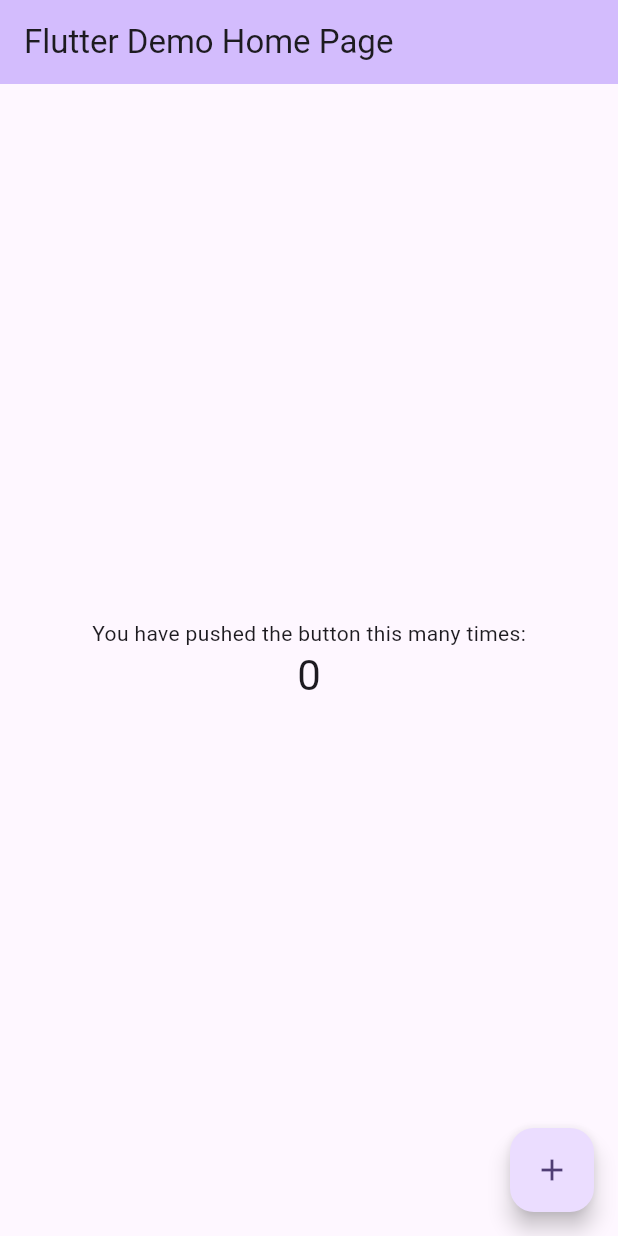
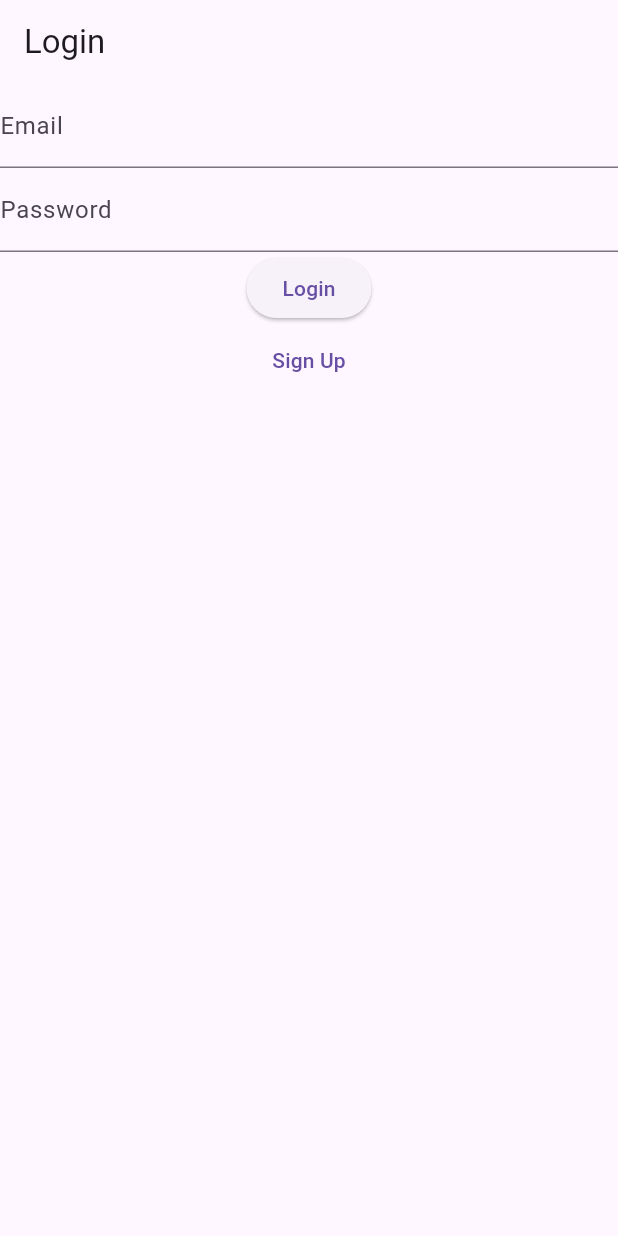
Before and after one commit to shake-up-the/cc-frontend, a Flutter app: the screen it shows after launch, on a phone screen of 412 x 824 dp. Run offline on Flutter 3.47's test engine with Material 3 defaults, Android fonts, the phone set to English and light mode, and no system bars.

Commit message:
feat : 로그인 뷰 생성

```diff
--- a/lib/main.dart
+++ b/lib/main.dart
@@ -1,125 +1,14 @@
 import 'package:flutter/material.dart';
+import 'views/login_view.dart';
 
-void main() {
-  runApp(const MyApp());
-}
+void main() => runApp(MyApp());
 
 class MyApp extends StatelessWidget {
-  const MyApp({super.key});
-
-  // This widget is the root of your application.
   @override
   Widget build(BuildContext context) {
     return MaterialApp(
-      title: 'Flutter Demo',
-      theme: ThemeData(
-        // This is the theme of your application.
-        //
-        // TRY THIS: Try running your application with "flutter run". You'll see
-        // the application has a purple toolbar. Then, without quitting the app,
-        // try changing the seedColor in the colorScheme below to Colors.green
-        // and then invoke "hot reload" (save your changes or press the "hot
-        // reload" button in a Flutter-supported IDE, or press "r" if you used
-        // the command line to start the app).
-        //
-        // Notice that the counter didn't reset back to zero; the application
-        // state is not lost during the reload. To reset the state, use hot
-        // restart instead.
-        //
-        // This works for code too, not just values: Most code changes can be
-        // tested with just a hot reload.
-        colorScheme: ColorScheme.fromSeed(seedColor: Colors.deepPurple),
-        useMaterial3: true,
-      ),
-      home: const MyHomePage(title: 'Flutter Demo Home Page'),
+      title: 'CC',
+      home: LoginView(),
     );
   }
 }
-
-class MyHomePage extends StatefulWidget {
-  const MyHomePage({super.key, required this.title});
-
-  // This widget is the home page of your application. It is stateful, meaning
-  // that it has a State object (defined below) that contains fields that affect
-  // how it looks.
-
-  // This class is the configuration for the state. It holds the values (in this
-  // case the title) provided by the parent (in this case the App widget) and
-  // used by the build method of the State. Fields in a Widget subclass are
-  // always marked "final".
-
-  final String title;
-
-  @override
-  State<MyHomePage> createState() => _MyHomePageState();
-}
-
-class _MyHomePageState extends State<MyHomePage> {
-  int _counter = 0;
-
-  void _incrementCounter() {
-    setState(() {
-      // This call to setState tells the Flutter framework that something has
-      // changed in this State, which causes it to rerun the build method below
-      // so that the display can reflect the updated values. If we changed
-      // _counter without calling setState(), then the build method would not be
-      // called again, and so nothing would appear to happen.
-      _counter++;
-    });
-  }
-
-  @override
-  Widget build(BuildContext context) {
-    // This method is rerun every time setState is called, for instance as done
-    // by the _incrementCounter method above.
-    //
-    // The Flutter framework has been optimized to make rerunning build methods
-    // fast, so that you can just rebuild anything that needs updating rather
-    // than having to individually change instances of widgets.
-    return Scaffold(
-      appBar: AppBar(
-        // TRY THIS: Try changing the color here to a specific color (to
-        // Colors.amber, perhaps?) and trigger a hot reload to see the AppBar
-        // change color while the other colors stay the same.
-        backgroundColor: Theme.of(context).colorScheme.inversePrimary,
-        // Here we take the value from the MyHomePage object that was created by
-        // the App.build method, and use it to set our appbar title.
-        title: Text(widget.title),
-      ),
-      body: Center(
-        // Center is a layout widget. It takes a single child and positions it
-        // in the middle of the parent.
-        child: Column(
-          // Column is also a layout widget. It takes a list of children and
-          // arranges them vertically. By default, it sizes itself to fit its
-          // children horizontally, and tries to be as tall as its parent.
-          //
-          // Column has various properties to control how it sizes itself and
-          // how it positions its children. Here we use mainAxisAlignment to
-          // center the children vertically; the main axis here is the vertical
-          // axis because Columns are vertical (the cross axis would be
-          // horizontal).
-          //
-          // TRY THIS: Invoke "debug painting" (choose the "Toggle Debug Paint"
-          // action in the IDE, or press "p" in the console), to see the
-          // wireframe for each widget.
-          mainAxisAlignment: MainAxisAlignment.center,
-          children: <Widget>[
-            const Text(
-              'You have pushed the button this many times:',
-            ),
-            Text(
-              '$_counter',
-              style: Theme.of(context).textTheme.headlineMedium,
-            ),
-          ],
-        ),
-      ),
-      floatingActionButton: FloatingActionButton(
-        onPressed: _incrementCounter,
-        tooltip: 'Increment',
-        child: const Icon(Icons.add),
-      ), // This trailing comma makes auto-formatting nicer for build methods.
-    );
-  }
-}
--- /dev/null
+++ b/lib/views/login_view.dart
@@ -0,0 +1,61 @@
+import 'package:cc/views/main_view.dart';
+import 'package:flutter/material.dart';
+import 'package:cc/controllers/user_controller.dart';
+import 'signup_view.dart';
+
+class LoginView extends StatefulWidget {
+  @override
+  _LoginViewState createState() => _LoginViewState();
+}
+
+class _LoginViewState extends State<LoginView> {
+  final TextEditingController emailController = TextEditingController();
+  final TextEditingController passwordController = TextEditingController();
+  final UserController _userController = UserController();
+
+  @override
+  Widget build(BuildContext context) {
+    return Scaffold(
+      appBar: AppBar(title: Text("Login")),
+      body: Column(
+        children: <Widget>[
+          TextField(
+            controller: emailController,
+            decoration: InputDecoration(labelText: 'Email'),
+          ),
+          TextField(
+            controller: passwordController,
+            decoration: InputDecoration(labelText: 'Password'),
+            obscureText: true,
+          ),
+          ElevatedButton(
+            onPressed: () async {
+              bool success = await _userController.login(
+                  emailController.text, passwordController.text);
+              if (success) {
+                Navigator.pushReplacement(
+                  context,
+                  MaterialPageRoute(builder: (context) => HomeView()),
+                );
+              } else {
+                ScaffoldMessenger.of(context).showSnackBar(
+                  SnackBar(content: Text('Login failed')),
+                );
+              }
+            },
+            child: Text("Login"),
+          ),
+          TextButton(
+            onPressed: () {
+              Navigator.push(
+                context,
+                MaterialPageRoute(builder: (context) => SignupView()),
+              );
+            },
+            child: Text("Sign Up"),
+          ),
+        ],
+      ),
+    );
+  }
+}
```
